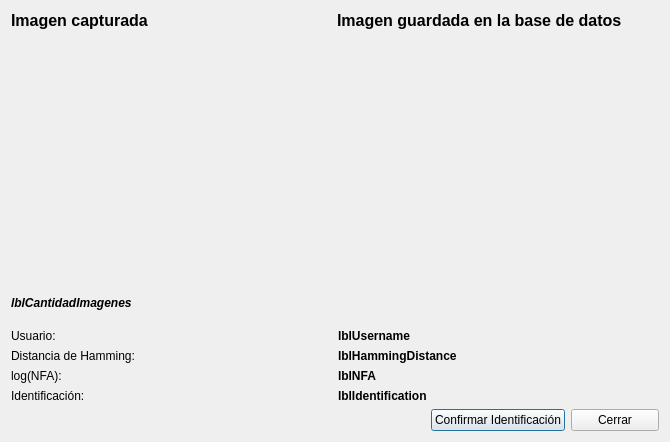
The window that ui-c++/matchingdialog.ui (mottalli/horus) describes before a commit, drawn with Qt 5.
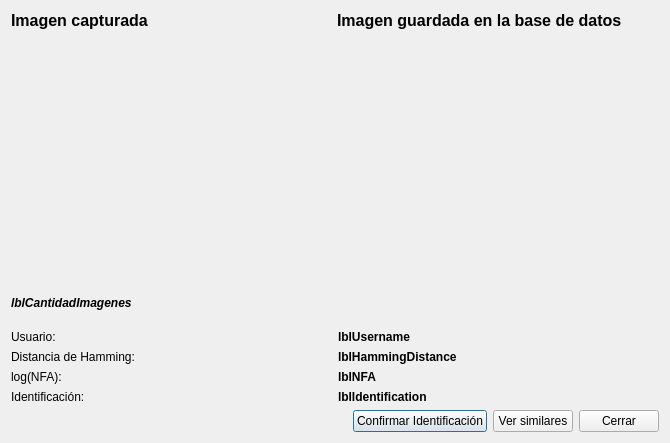
The same window after the commit. Custom widgets are drawn as their Qt base class.

Patch:
```diff
--- a/ui-c++/matchingdialog.ui
+++ b/ui-c++/matchingdialog.ui
@@ -7,7 +7,7 @@
     <x>0</x>
     <y>0</y>
     <width>670</width>
-    <height>442</height>
+    <height>443</height>
    </rect>
   </property>
   <property name="windowTitle">
@@ -45,7 +45,7 @@
      </item>
     </layout>
    </item>
-   <item row="0" column="1" colspan="3">
+   <item row="0" column="1" colspan="4">
     <layout class="QVBoxLayout" name="verticalLayout_2">
      <item>
       <widget class="QLabel" name="label_2">
@@ -76,7 +76,7 @@
      </item>
     </layout>
    </item>
-   <item row="1" column="0" colspan="4">
+   <item row="1" column="0" colspan="5">
     <widget class="QLabel" name="lblCantidadImagenes">
      <property name="font">
       <font>
@@ -90,7 +90,7 @@
      </property>
     </widget>
    </item>
-   <item row="2" column="0" colspan="4">
+   <item row="2" column="0" colspan="5">
     <layout class="QVBoxLayout" name="verticalLayout_3">
      <item>
       <layout class="QHBoxLayout" name="horizontalLayout">
@@ -210,13 +210,20 @@
      </property>
     </widget>
    </item>
-   <item row="3" column="3">
+   <item row="3" column="4">
     <widget class="QPushButton" name="btnCerrar">
      <property name="text">
       <string>Cerrar</string>
      </property>
     </widget>
    </item>
+   <item row="3" column="3">
+    <widget class="QPushButton" name="btnVerSimilares">
+     <property name="text">
+      <string>Ver similares</string>
+     </property>
+    </widget>
+   </item>
   </layout>
  </widget>
  <customwidgets>
```
